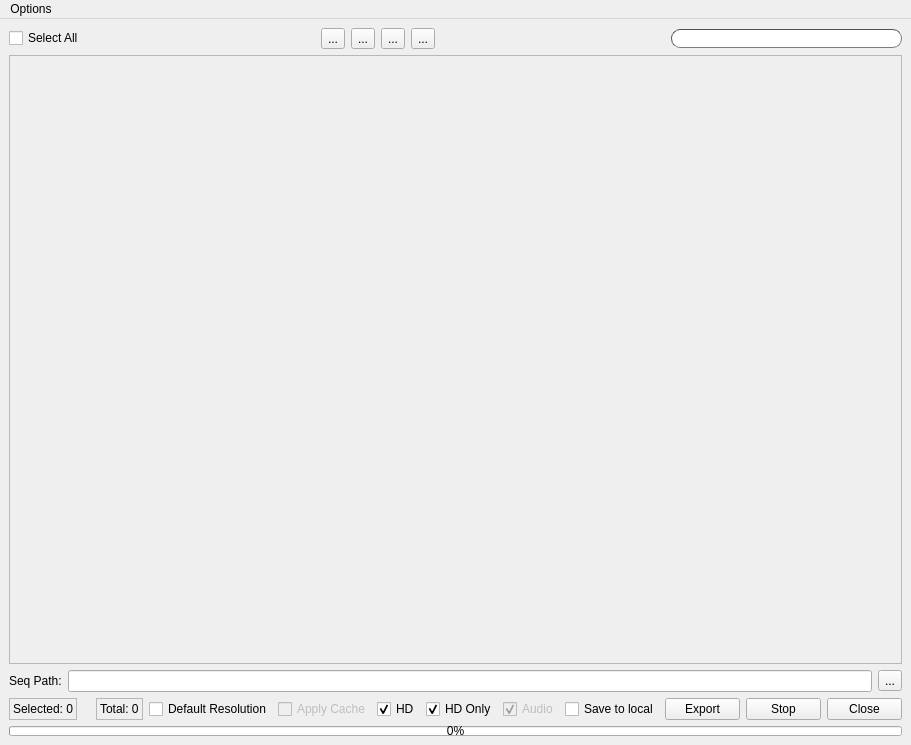
iceanimations/multishot, file ui/submitter.ui: the form before one commit.
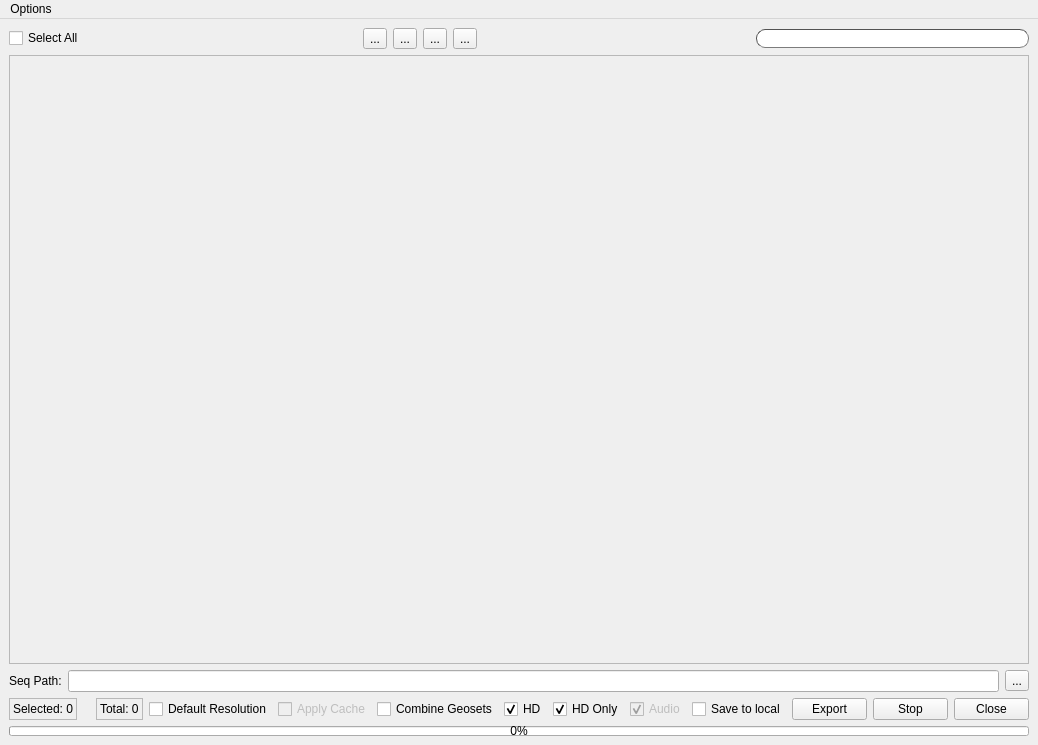
The form after the commit.

Commit message: Combine Geosets button added

The edit to the form file:
```diff
--- a/ui/submitter.ui
+++ b/ui/submitter.ui
@@ -6,7 +6,7 @@
    <rect>
     <x>0</x>
     <y>0</y>
-    <width>855</width>
+    <width>967</width>
     <height>745</height>
    </rect>
   </property>
@@ -120,7 +120,7 @@
         <rect>
          <x>0</x>
          <y>0</y>
-         <width>835</width>
+         <width>947</width>
          <height>601</height>
         </rect>
        </property>
@@ -246,6 +246,16 @@
         </property>
        </widget>
       </item>
+      <item>
+       <widget class="QCheckBox" name="combineGeosetsButton">
+        <property name="toolTip">
+         <string>Combine Geosets before exporting cache</string>
+        </property>
+        <property name="text">
+         <string>Combine Geosets</string>
+        </property>
+       </widget>
+      </item>
       <item>
        <widget class="QCheckBox" name="hdButton">
         <property name="enabled">
@@ -362,7 +372,7 @@
     <rect>
      <x>0</x>
      <y>0</y>
-     <width>855</width>
+     <width>967</width>
      <height>21</height>
     </rect>
    </property>
```
The commit also changes 2 other files.
